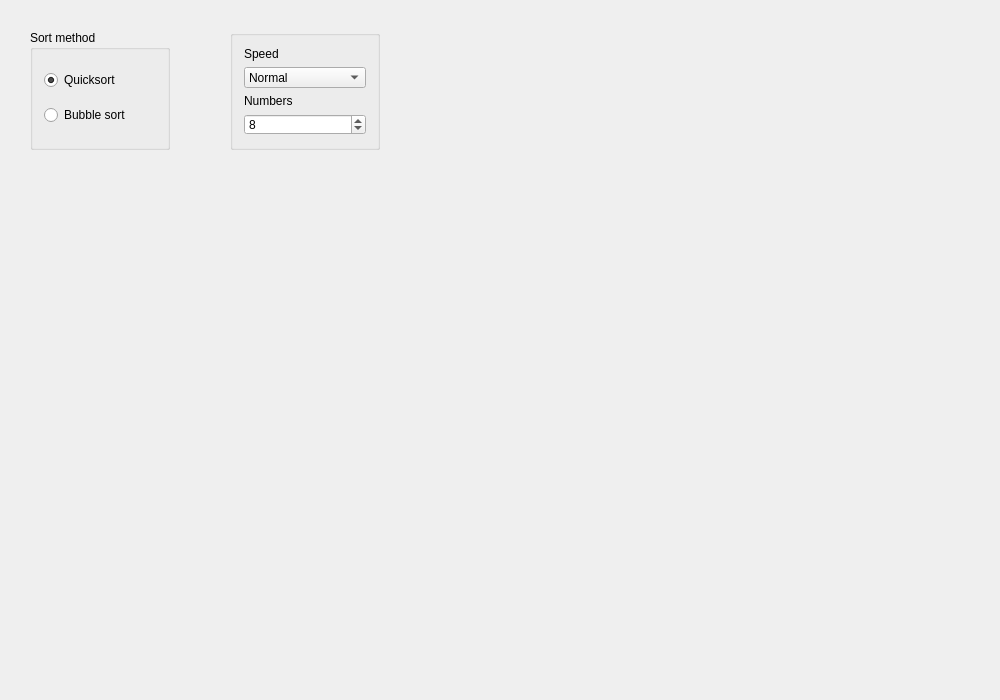
First picture: the form in window.ui, repository ZaluskiDominik/sorting-animation, before the edit.
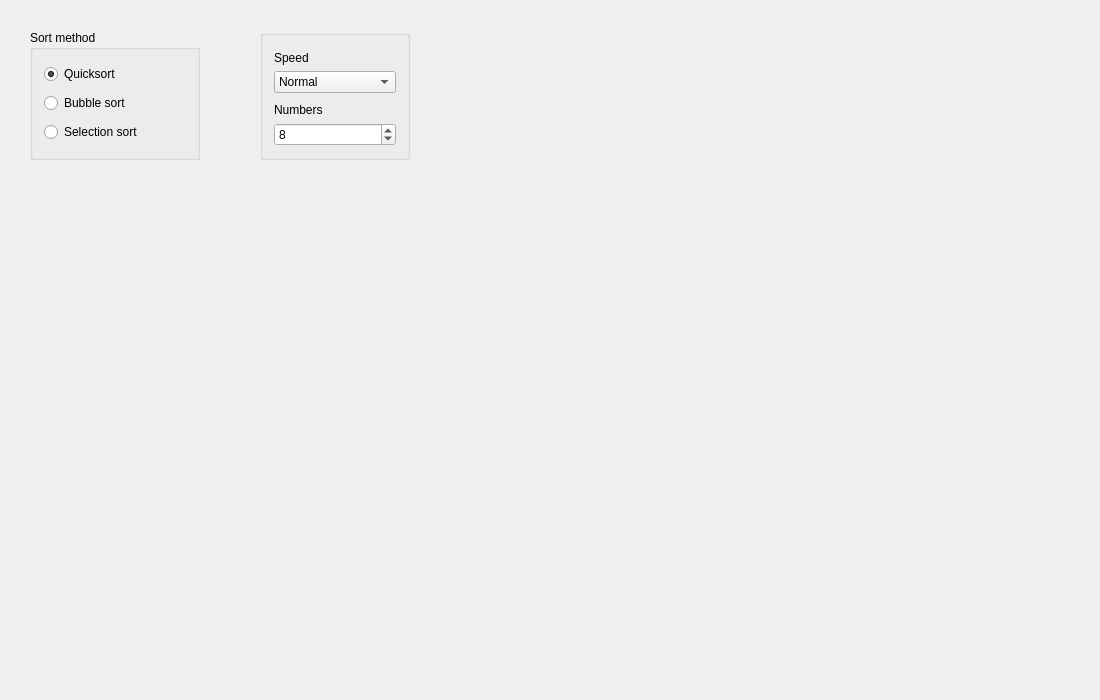
Second picture: the form after the edit.

```diff
--- a/window.ui
+++ b/window.ui
@@ -6,7 +6,7 @@
    <rect>
     <x>0</x>
     <y>0</y>
-    <width>1000</width>
+    <width>1100</width>
     <height>700</height>
    </rect>
   </property>
@@ -18,13 +18,13 @@
   </property>
   <property name="minimumSize">
    <size>
-    <width>1000</width>
+    <width>1100</width>
     <height>700</height>
    </size>
   </property>
   <property name="maximumSize">
    <size>
-    <width>1000</width>
+    <width>1100</width>
     <height>700</height>
    </size>
   </property>
@@ -36,8 +36,8 @@
     <rect>
      <x>30</x>
      <y>30</y>
-     <width>140</width>
-     <height>120</height>
+     <width>170</width>
+     <height>130</height>
     </rect>
    </property>
    <property name="title">
@@ -61,15 +61,22 @@
       </property>
      </widget>
     </item>
+    <item>
+     <widget class="QRadioButton" name="selectionRadio">
+      <property name="text">
+       <string>Selection sort</string>
+      </property>
+     </widget>
+    </item>
    </layout>
   </widget>
   <widget class="QGroupBox" name="groupBox1">
    <property name="geometry">
     <rect>
-     <x>230</x>
+     <x>260</x>
      <y>30</y>
      <width>150</width>
-     <height>120</height>
+     <height>130</height>
     </rect>
    </property>
    <layout class="QVBoxLayout" name="verticalLayout_2">
@@ -133,7 +140,7 @@
        <number>2</number>
       </property>
       <property name="maximum">
-       <number>15</number>
+       <number>11</number>
       </property>
       <property name="value">
        <number>8</number>
```
